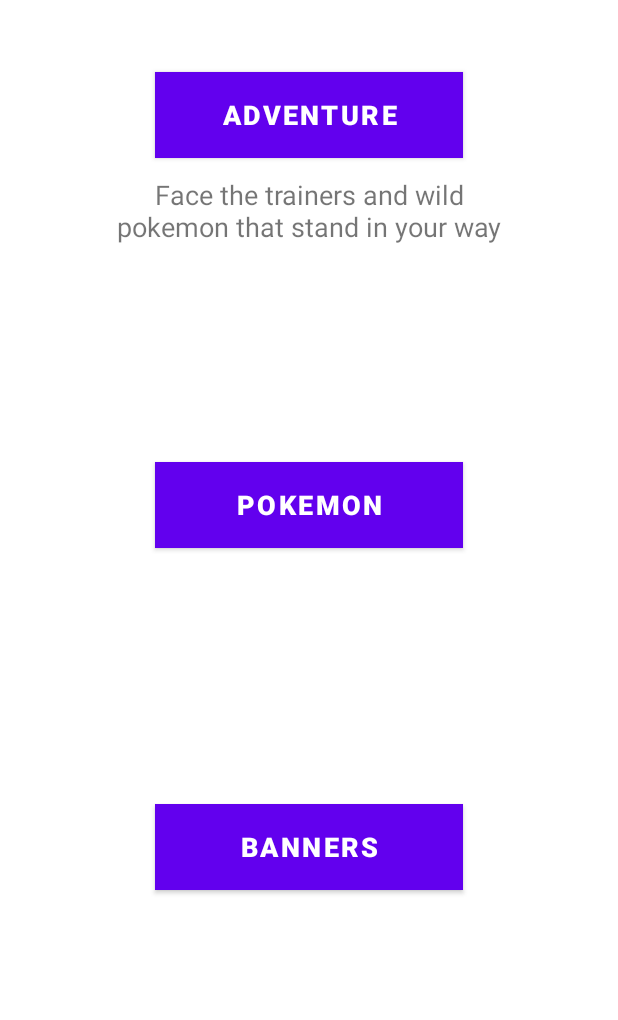
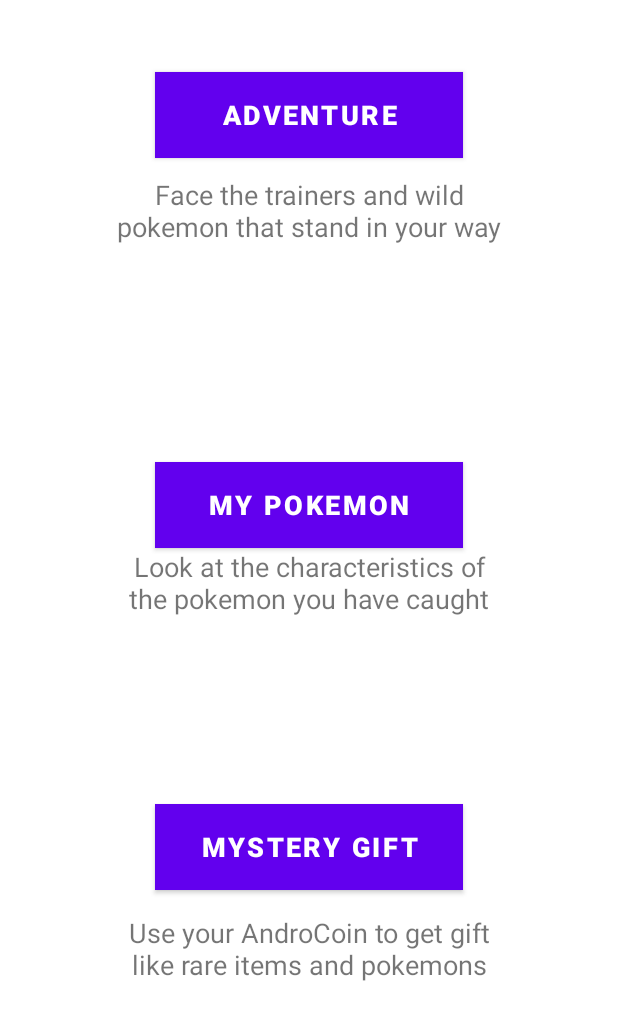
Before and after one commit to gabrielbouhnik/PokemonAndroidVersion, an Android app: the layout main_menu.xml on its own in the app's theme, with its tools: preview values and no code run, on a phone screen of 412 x 824 dp. Shown: the top 1020 px of the screen. Run offline under Robolectric (Android 15) with nearby library versions, the phone set to English and light mode, and no system bars.

```diff
--- a/app/src/main/java/com/pokemon/android/version/MainActivity.kt
+++ b/app/src/main/java/com/pokemon/android/version/MainActivity.kt
@@ -7,6 +7,8 @@
 import androidx.appcompat.app.AppCompatActivity
 import com.bumptech.glide.Glide
 import com.pokemon.android.version.model.Pokemon
+import com.pokemon.android.version.ui.MainMenu
+import com.pokemon.android.version.ui.StarterSelection
 import kotlin.random.Random
 import kotlin.random.nextInt
 
@@ -78,6 +80,7 @@
     fun updateMusic(id : Int){
         mediaPlayer?.stop()
         mediaPlayer = MediaPlayer.create(this,id)
+        mediaPlayer?.isLooping = true
         mediaPlayer?.start()
     }
 
--- a/app/src/main/res/layout/main_menu.xml
+++ b/app/src/main/res/layout/main_menu.xml
@@ -10,6 +10,13 @@
             android:text="Face the trainers and wild pokemon that stand in your way" android:textSize="18sp"
             android:textAlignment="center" app:layout_constraintTop_toBottomOf="@+id/adventureButton"
             android:layout_marginTop="12dp"/>
+    <TextView
+            android:layout_width="259dp"
+            android:layout_height="73dp" android:id="@+id/MysteryGiftTextView"
+            app:layout_constraintEnd_toEndOf="parent" app:layout_constraintStart_toStartOf="parent"
+            android:text="Use your AndroCoin to get gift like rare items and pokemons" android:textSize="18sp"
+            android:textAlignment="center" app:layout_constraintTop_toBottomOf="@+id/adventureButton"
+            android:layout_marginTop="504dp"/>
     <Button
             android:text="Adventure"
             android:layout_width="205dp"
@@ -19,15 +26,22 @@
             android:backgroundTint="#4CAF50" android:textAlignment="center" android:textSize="18sp"
             android:textStyle="bold" android:textColor="#FFFFFF"/>
     <Button
-            android:text="Pokemon"
+            android:text="My Pokemon"
             android:layout_width="205dp"
             android:layout_height="57dp" android:id="@+id/pokemonsButton"
             app:layout_constraintEnd_toEndOf="parent" app:layout_constraintStart_toStartOf="parent"
             app:layout_constraintTop_toTopOf="parent" android:layout_marginTop="308dp" android:background="#4CAF50"
             android:backgroundTint="#4CAF50" android:textAlignment="center" android:textSize="18sp"
             android:textStyle="bold" android:textColor="#FFFFFF"/>
+    <TextView
+            android:layout_width="259dp"
+            android:layout_height="73dp" android:id="@+id/pokemonTextView"
+            app:layout_constraintEnd_toEndOf="parent" app:layout_constraintStart_toStartOf="parent"
+            android:text="Look at the characteristics of the pokemon you have caught" android:textSize="18sp"
+            android:textAlignment="center" app:layout_constraintTop_toBottomOf="@+id/pokemonsButton"
+    />
     <Button
-            android:text="Banners"
+            android:text="Mystery Gift"
             android:layout_width="205dp"
             android:layout_height="57dp" android:id="@+id/bannersButton"
             app:layout_constraintEnd_toEndOf="parent" app:layout_constraintStart_toStartOf="parent"
```
Also changed, not shown: app/src/main/assets/save.json (added, +31 -0 lines), app/src/main/java/com/pokemon/android/version/GameDataService.kt (+7 -6 lines), app/src/main/java/com/pokemon/android/version/MainMenu.kt (deleted, +0 -7 lines), app/src/main/java/com/pokemon/android/version/ui/MainMenu.kt (added, +10 -0 lines), app/src/main/java/com/pokemon/android/version/ui/StarterSelection.kt (renamed from app/src/main/java/com/pokemon/android/version/StarterSelection.kt, +4 -3 lines).
